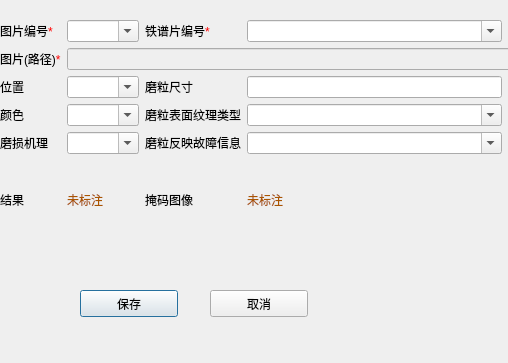
Old version of the form MoliProperties.ui in the repository WooodHead/labelling3; both pictures show x 190 to 698 and y 0 to 363 of the 1067 by 363 pixel window.
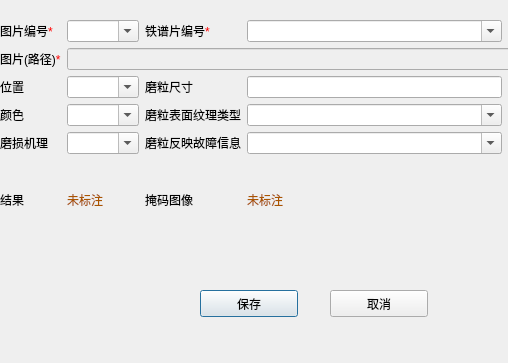
New version of the form.

Diff of the .ui file:
```diff
--- a/MoliProperties.ui
+++ b/MoliProperties.ui
@@ -320,7 +320,7 @@
   <widget class="QPushButton" name="pushButton">
    <property name="geometry">
     <rect>
-     <x>270</x>
+     <x>390</x>
      <y>290</y>
      <width>98</width>
      <height>27</height>
@@ -333,7 +333,7 @@
   <widget class="QPushButton" name="pushButton_2">
    <property name="geometry">
     <rect>
-     <x>400</x>
+     <x>520</x>
      <y>290</y>
      <width>98</width>
      <height>27</height>
```
